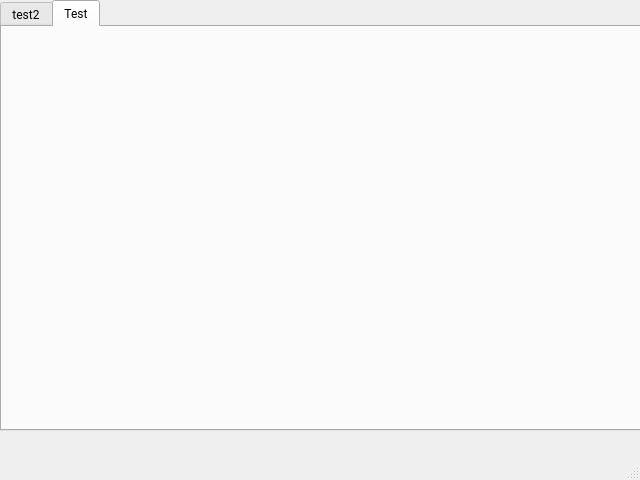
The window that UI/PyDrone.ui (LeoHeller/PyDrone) describes before a commit, drawn with Qt 5.
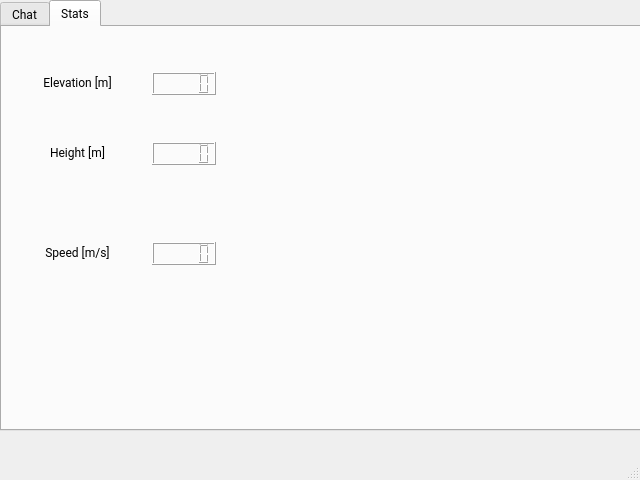
The same window after the commit. The open tabs and pages were chosen to show the change.

The edit to the form file:
```diff
--- a/UI/PyDrone.ui
+++ b/UI/PyDrone.ui
@@ -66,7 +66,7 @@
          </sizepolicy>
         </property>
         <attribute name="title">
-         <string>test2</string>
+         <string>Chat</string>
         </attribute>
         <widget class="QLineEdit" name="ChatInput">
          <property name="geometry">
@@ -107,8 +107,104 @@
        </widget>
        <widget class="QWidget" name="tabWidgetPage2" native="true">
         <attribute name="title">
-         <string>Test</string>
+         <string>Stats</string>
         </attribute>
+        <widget class="QLabel" name="elevation_label">
+         <property name="geometry">
+          <rect>
+           <x>30</x>
+           <y>40</y>
+           <width>91</width>
+           <height>31</height>
+          </rect>
+         </property>
+         <property name="toolTip">
+          <string>Height from the ground in meters</string>
+         </property>
+         <property name="frameShape">
+          <enum>QFrame::NoFrame</enum>
+         </property>
+         <property name="text">
+          <string>Elevation [m]</string>
+         </property>
+         <property name="alignment">
+          <set>Qt::AlignCenter</set>
+         </property>
+        </widget>
+        <widget class="QLabel" name="height_label">
+         <property name="geometry">
+          <rect>
+           <x>30</x>
+           <y>110</y>
+           <width>91</width>
+           <height>31</height>
+          </rect>
+         </property>
+         <property name="toolTip">
+          <string>Height from the sea level in meters</string>
+         </property>
+         <property name="frameShape">
+          <enum>QFrame::NoFrame</enum>
+         </property>
+         <property name="text">
+          <string>Height [m]</string>
+         </property>
+         <property name="alignment">
+          <set>Qt::AlignCenter</set>
+         </property>
+        </widget>
+        <widget class="QLCDNumber" name="lcdNumber_elevation">
+         <property name="geometry">
+          <rect>
+           <x>150</x>
+           <y>45</y>
+           <width>64</width>
+           <height>23</height>
+          </rect>
+         </property>
+        </widget>
+        <widget class="QLCDNumber" name="lcdNumber_height">
+         <property name="geometry">
+          <rect>
+           <x>150</x>
+           <y>115</y>
+           <width>64</width>
+           <height>23</height>
+          </rect>
+         </property>
+        </widget>
+        <widget class="QLabel" name="speed_label">
+         <property name="geometry">
+          <rect>
+           <x>30</x>
+           <y>210</y>
+           <width>91</width>
+           <height>31</height>
+          </rect>
+         </property>
+         <property name="toolTip">
+          <string>Height from the sea level in meters</string>
+         </property>
+         <property name="frameShape">
+          <enum>QFrame::NoFrame</enum>
+         </property>
+         <property name="text">
+          <string>Speed [m/s]</string>
+         </property>
+         <property name="alignment">
+          <set>Qt::AlignCenter</set>
+         </property>
+        </widget>
+        <widget class="QLCDNumber" name="lcdNumber_speed">
+         <property name="geometry">
+          <rect>
+           <x>150</x>
+           <y>215</y>
+           <width>64</width>
+           <height>23</height>
+          </rect>
+         </property>
+        </widget>
        </widget>
       </widget>
      </item>
```
Left out of the diff: 41 changed lines with no effect on the pictures.
